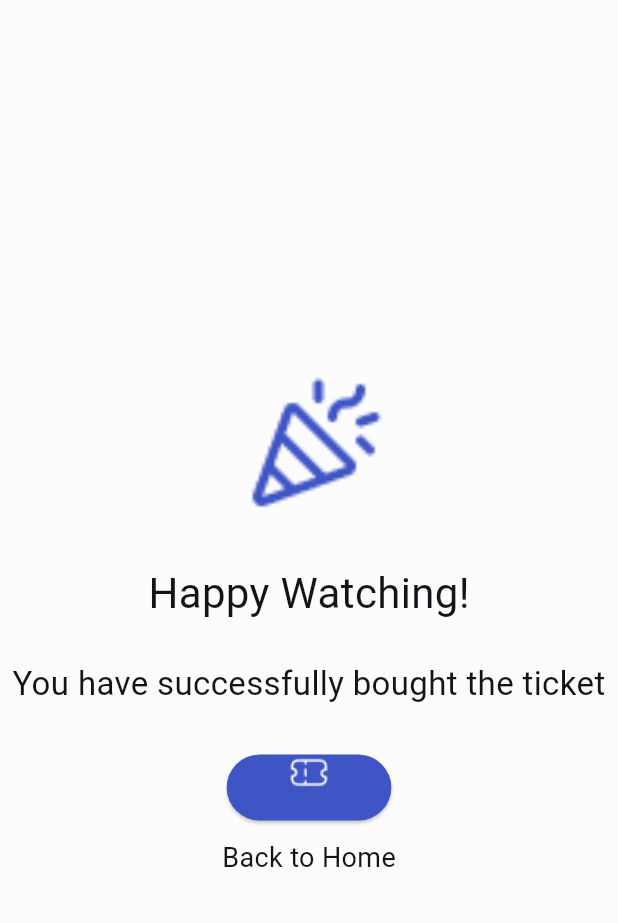
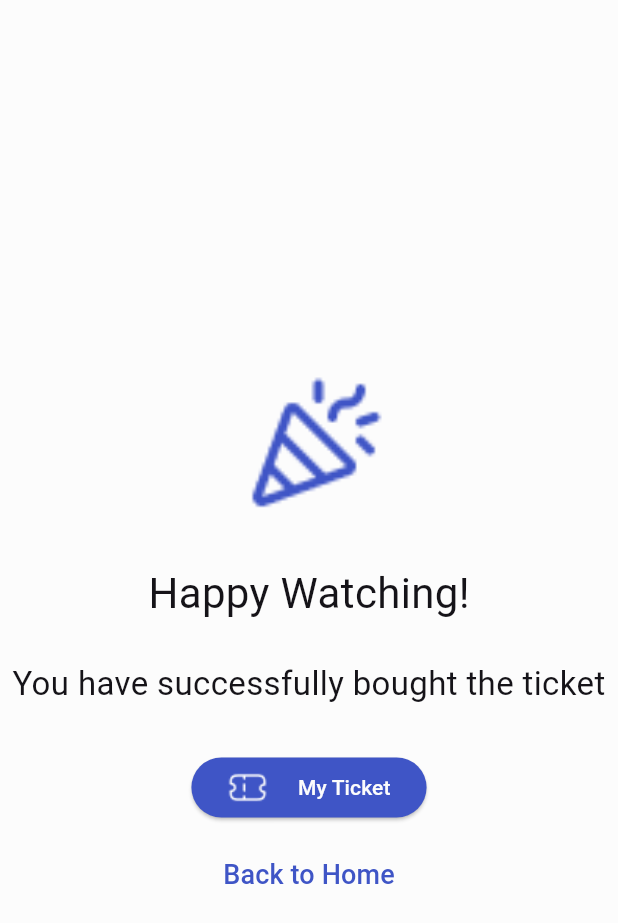
Before and after one commit to Azkina1123/flutix, a Flutter app: the Success_Checkout_Page screen opened directly, on a phone screen of 412 x 824 dp. Shown: the top 923 px of the screen. Run offline on Flutter 3.47's test engine with Material 2 defaults, Android fonts, the phone set to English and light mode, and no system bars; our stand-ins replace cloud_firestore, email_validator, equatable, firebase_auth; accounts and stored records are empty.

Commit message:
update success checkout

```diff
--- a/lib/main.dart
+++ b/lib/main.dart
@@ -40,7 +40,7 @@ class MyApp extends StatelessWidget {
         ),
         useMaterial3: true,
       ),
-      home: const HomePage(),
+      home: Success_Checkout_Page(),
     );
   }
 }
--- a/lib/ui/pages/success_checkout_page.dart
+++ b/lib/ui/pages/success_checkout_page.dart
@@ -49,24 +49,39 @@ class _Success_Checkout_PageState extends State<Success_Checkout_Page> {
                     Navigator.push(
                       context,
                       MaterialPageRoute(
-                        builder: (context) => HomePage(),
+                        builder: (context) => MainPage(),
                       ),
                     );
                   },
                   style: ElevatedButton.styleFrom(
                       backgroundColor: colors["cerulean-blue"]!),
-                  child: Column(
+                  child: Row(
+                    // crossAxisAlignment: CrossAxisAlignment.start,
                     mainAxisSize: MainAxisSize.min,
                     children: [
                       Image.asset('assets/ticket.png'),
-                      Text('My Ticket'),
+                      SizedBox(width: 20),
+                      Text(
+                        'My Ticket',
+                        style: TextStyle(color: colors['soapstone']!),
+                      ),
                     ],
                   ),
                 ),
                 SizedBox(height: 10),
-                Text(
-                  "Back to Home",
-                  style: TextStyle(fontSize: 18),
+                TextButton(
+                  onPressed: () {
+                    Navigator.push(
+                      context,
+                      MaterialPageRoute(
+                        builder: (context) => MainPage(),
+                      ),
+                    );
+                  },
+                  child: Text(
+                    "Back to Home",
+                    style: TextStyle(fontSize: 18),
+                  ),
                 ),
               ],
             ),
```
